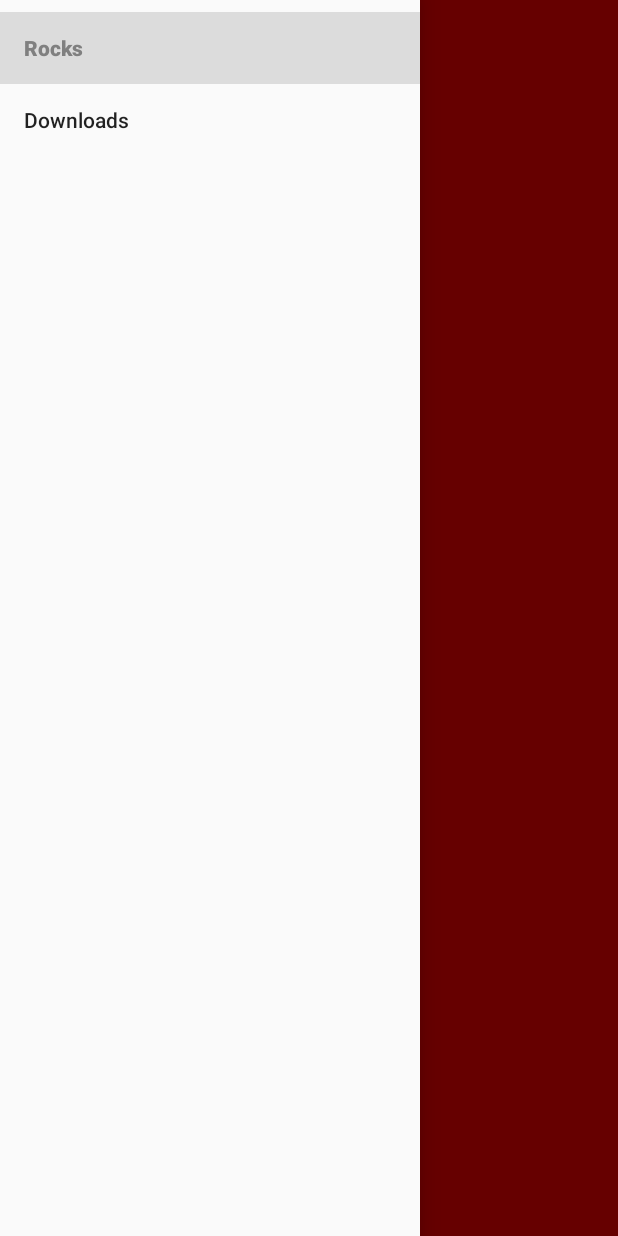
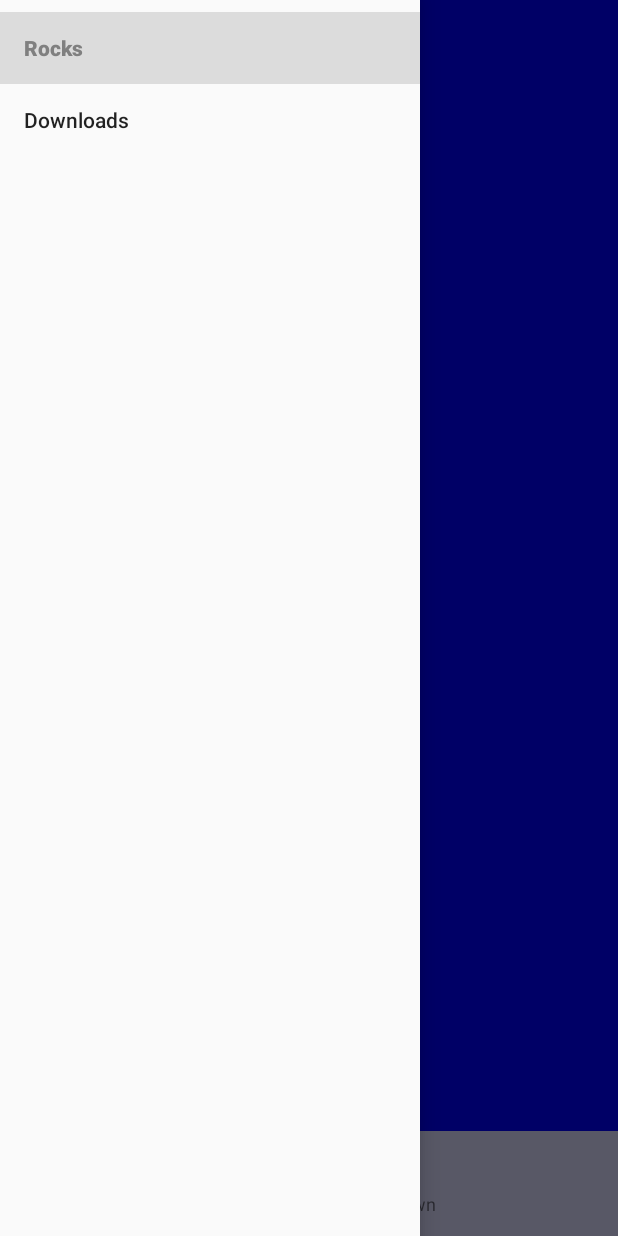
Before and after one commit to kueda/UnderfootAndroid, an Android app: the screen it shows after launch (MainActivity), with the side drawer open, on a phone screen of 412 x 824 dp. Run offline under Robolectric (Android 15) with nearby library versions, the phone set to English and light mode, and no system bars; our stand-ins replace navigation-ui; libraries missing offline, so code that uses them is left out: com.mapzen.tangram; 11 statements that could not run were skipped.

Commit message:
Added contextual bottom sheet; moved map metadata into separate layout file

```diff
--- /dev/null
+++ b/app/src/main/res/layout/rocks_bottom_sheet.xml
@@ -0,0 +1,133 @@
+<?xml version="1.0" encoding="utf-8"?>
+<LinearLayout xmlns:android="http://schemas.android.com/apk/res/android"
+    xmlns:app="http://schemas.android.com/apk/res-auto"
+    xmlns:tools="http://schemas.android.com/tools"
+    android:id="@+id/contextPanel"
+    android:layout_width="match_parent"
+    android:layout_height="match_parent"
+    android:background="@color/transWhite"
+    android:orientation="vertical"
+    app:behavior_peekHeight="70dp"
+    app:layout_behavior="com.google.android.material.bottomsheet.BottomSheetBehavior">
+
+    <androidx.constraintlayout.widget.ConstraintLayout
+        android:layout_width="match_parent"
+        android:layout_height="wrap_content"
+        android:padding="15dp">
+
+        <TextView
+            android:id="@+id/slideUpTitle"
+            android:layout_width="match_parent"
+            android:layout_height="wrap_content"
+            android:ellipsize="end"
+            android:gravity="top"
+            android:maxLines="1"
+            android:text="Unknown"
+            android:textSize="18sp"
+            android:textStyle="bold"
+            app:layout_constraintTop_toTopOf="parent"
+            tools:layout_editor_absoluteX="15dp"
+            tools:text="Claremont Shale" />
+
+        <TextView
+            android:id="@+id/slideUpLithology"
+            android:layout_width="0dp"
+            android:layout_height="wrap_content"
+            android:ellipsize="end"
+            android:maxLines="1"
+            android:text="Lithology: Unknown"
+            android:textSize="12sp"
+            app:layout_constraintEnd_toStartOf="@+id/slideUpAge"
+            app:layout_constraintHorizontal_chainStyle="spread_inside"
+            app:layout_constraintStart_toStartOf="parent"
+            app:layout_constraintTop_toBottomOf="@+id/slideUpTitle"
+            tools:text="Shale" />
+
+        <TextView
+            android:id="@+id/slideUpAge"
+            android:layout_width="0dp"
+            android:layout_height="wrap_content"
+            android:layout_marginStart="15dp"
+            android:ellipsize="end"
+            android:maxLines="1"
+            android:text="Age: Unknown"
+            android:textSize="12sp"
+            app:layout_constraintEnd_toEndOf="parent"
+            app:layout_constraintStart_toEndOf="@+id/slideUpLithology"
+            app:layout_constraintTop_toBottomOf="@+id/slideUpTitle"
+            tools:text="12 mya" />
+    </androidx.constraintlayout.widget.ConstraintLayout>
+
+    <ScrollView
+        android:id="@+id/slideUpScrollView"
+        android:layout_width="match_parent"
+        android:layout_height="wrap_content">
+
+        <LinearLayout
+            android:layout_width="match_parent"
+            android:layout_height="wrap_content"
+            android:orientation="vertical">
+
+            <TextView
+                android:layout_width="match_parent"
+                android:layout_height="wrap_content"
+                android:paddingLeft="15dp"
+                android:paddingTop="15dp"
+                android:paddingRight="15dp"
+                android:text="Description"
+                android:textSize="16sp"
+                android:textStyle="bold" />
+            <!--
+                According to https://stackoverflow.com/a/48935603 you can make a longer lorem with
+                a helper but it's too long for me here.
+            -->
+            <TextView
+                android:id="@+id/description"
+                android:layout_width="match_parent"
+                android:layout_height="wrap_content"
+                android:gravity="left"
+                android:padding="15dp"
+                android:text="Unknown"
+                android:textSize="18sp"
+                tools:text="Lorem ipsum dolor sit amet, consectetur adipisicing elit, sed do eiusmod tempor incididunt ut labore et dolore magna aliqua. Ut enim ad minim veniam, quis nostrud exercitation ullamco laboris nisi ut aliquip ex ea commodo consequat. Duis aute irure dolor in reprehenderit in voluptate velit esse cillum dolore eu fugiat nulla pariatur. Excepteur sint occaecat cupidatat non proident, sunt in culpa qui officia deserunt mollit anim id est laborum. " />
+
+            <TextView
+                android:layout_width="match_parent"
+                android:layout_height="wrap_content"
+                android:paddingLeft="15dp"
+                android:paddingTop="15dp"
+                android:paddingRight="15dp"
+                android:text="Estimated Age"
+                android:textSize="16sp"
+                android:textStyle="bold" />
+
+            <TextView
+                android:id="@+id/estAge"
+                android:layout_width="match_parent"
+                android:layout_height="wrap_content"
+                android:gravity="left"
+                android:padding="15dp"
+                android:text="Unknown"
+                android:textSize="18sp" />
+
+            <TextView
+                android:layout_width="match_parent"
+                android:layout_height="wrap_content"
+                android:paddingLeft="15dp"
+                android:paddingTop="15dp"
+                android:paddingRight="15dp"
+                android:text="Source"
+                android:textSize="16sp"
+                android:textStyle="bold" />
+
+            <TextView
+                android:id="@+id/source"
+                android:layout_width="match_parent"
+                android:layout_height="wrap_content"
+                android:gravity="left"
+                android:padding="15dp"
+                android:text="Unknown"
+                android:textSize="18sp" />
+        </LinearLayout>
+    </ScrollView>
+</LinearLayout>
```
Also changed, not shown: app/src/main/res/layout/fragment_rocks.xml (+18 -86 lines), app/src/main/res/layout/map_metadata.xml (added, +87 -0 lines).
